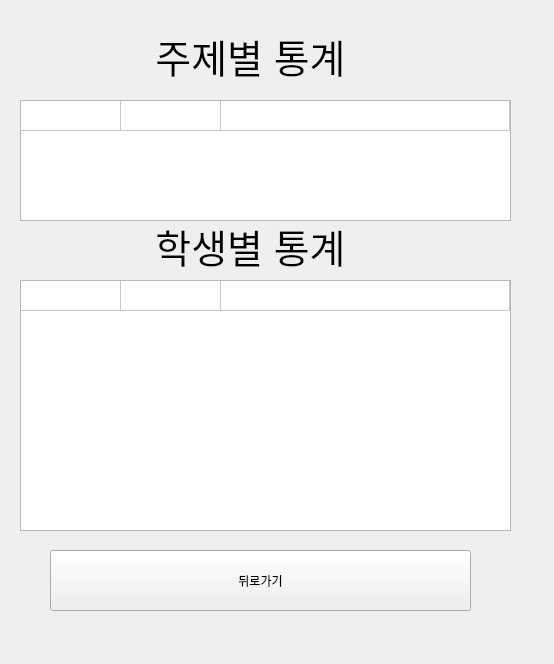
Old version of the form teacher_client.ui in the repository Eduappproject/education_application.
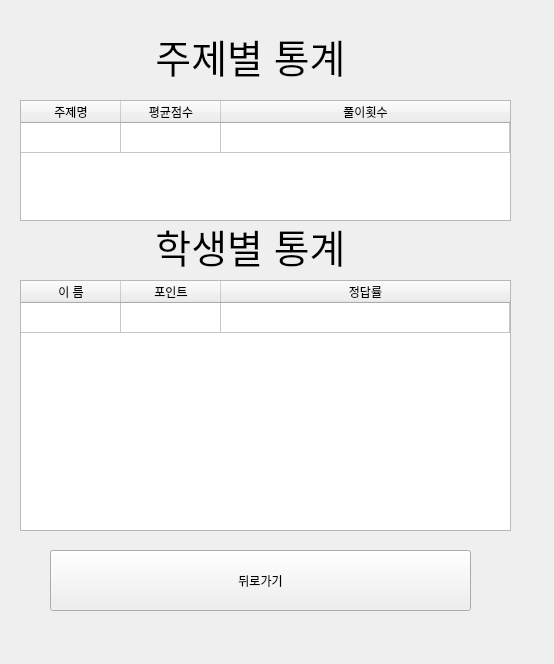
New version of the form. The open tabs and pages were chosen to show the change.

```diff
--- a/teacher_client.ui
+++ b/teacher_client.ui
@@ -807,7 +807,7 @@
       <number>1</number>
      </property>
      <attribute name="horizontalHeaderVisible">
-      <bool>false</bool>
+      <bool>true</bool>
      </attribute>
      <attribute name="horizontalHeaderCascadingSectionResizes">
       <bool>false</bool>
@@ -881,7 +881,7 @@
       <number>1</number>
      </property>
      <attribute name="horizontalHeaderVisible">
-      <bool>false</bool>
+      <bool>true</bool>
      </attribute>
      <attribute name="horizontalHeaderCascadingSectionResizes">
       <bool>false</bool>
```
Left out of the diff: 2 changed lines with no effect on the pictures.
